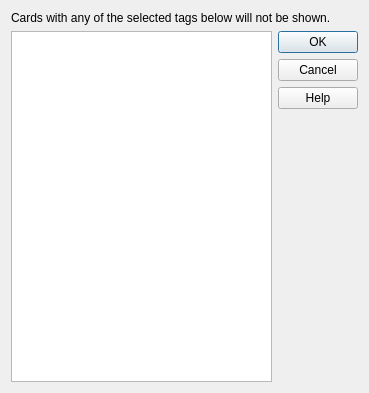
Qt form designer/activetags.ui (darkdragon-001/anki) before a commit.
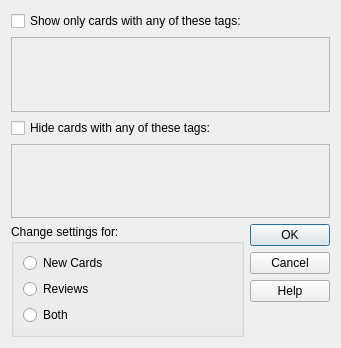
The same form after that commit.

Diff of the .ui file:
```diff
--- a/designer/activetags.ui
+++ b/designer/activetags.ui
@@ -6,8 +6,8 @@
    <rect>
     <x>0</x>
     <y>0</y>
-    <width>369</width>
-    <height>393</height>
+    <width>341</width>
+    <height>348</height>
    </rect>
   </property>
   <property name="windowTitle">
@@ -15,22 +15,87 @@
   </property>
   <layout class="QVBoxLayout" name="verticalLayout">
    <item>
-    <widget class="QLabel" name="label">
+    <widget class="QCheckBox" name="activeCheck">
      <property name="text">
-      <string>Cards with any of the selected tags below will not be shown.</string>
+      <string>Show only cards with any of these tags:</string>
      </property>
-     <property name="wordWrap">
-      <bool>true</bool>
+    </widget>
+   </item>
+   <item>
+    <widget class="QListWidget" name="activeList">
+     <property name="enabled">
+      <bool>false</bool>
      </property>
+     <property name="sizePolicy">
+      <sizepolicy hsizetype="Expanding" vsizetype="Expanding">
+       <horstretch>0</horstretch>
+       <verstretch>2</verstretch>
+      </sizepolicy>
+     </property>
+     <property name="selectionMode">
+      <enum>QAbstractItemView::MultiSelection</enum>
+     </property>
     </widget>
    </item>
    <item>
-    <layout class="QHBoxLayout" name="horizontalLayout_2">
+    <widget class="QCheckBox" name="inactiveCheck">
+     <property name="text">
+      <string>Hide cards with any of these tags:</string>
+     </property>
+    </widget>
+   </item>
+   <item>
+    <widget class="QListWidget" name="inactiveList">
+     <property name="enabled">
+      <bool>false</bool>
+     </property>
+     <property name="sizePolicy">
+      <sizepolicy hsizetype="Expanding" vsizetype="Expanding">
+       <horstretch>0</horstretch>
+       <verstretch>2</verstretch>
+      </sizepolicy>
+     </property>
+     <property name="selectionMode">
+      <enum>QAbstractItemView::MultiSelection</enum>
+     </property>
+    </widget>
+   </item>
+   <item>
+    <layout class="QHBoxLayout" name="horizontalLayout">
      <item>
-      <widget class="QListWidget" name="list">
-       <property name="selectionMode">
-        <enum>QAbstractItemView::MultiSelection</enum>
+      <widget class="QGroupBox" name="groupBox">
+       <property name="sizePolicy">
+        <sizepolicy hsizetype="Preferred" vsizetype="Preferred">
+         <horstretch>0</horstretch>
+         <verstretch>0</verstretch>
+        </sizepolicy>
        </property>
+       <property name="title">
+        <string>Change settings for:</string>
+       </property>
+       <layout class="QVBoxLayout" name="verticalLayout_3">
+        <item>
+         <widget class="QRadioButton" name="newButton">
+          <property name="text">
+           <string>New Cards</string>
+          </property>
+         </widget>
+        </item>
+        <item>
+         <widget class="QRadioButton" name="revButton">
+          <property name="text">
+           <string>Reviews</string>
+          </property>
+         </widget>
+        </item>
+        <item>
+         <widget class="QRadioButton" name="bothButton">
+          <property name="text">
+           <string>Both</string>
+          </property>
+         </widget>
+        </item>
+       </layout>
       </widget>
      </item>
      <item>
```
Left out of the diff: 38 changed lines with no effect on the pictures.
